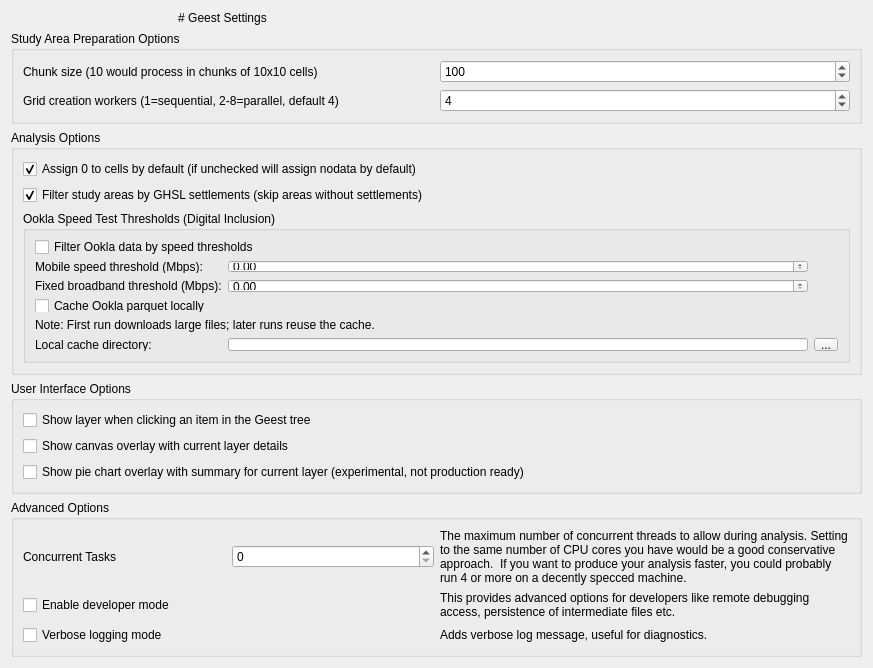
Qt form geest/ui/geest_settings_base.ui (worldbank/GEEST) before a commit.
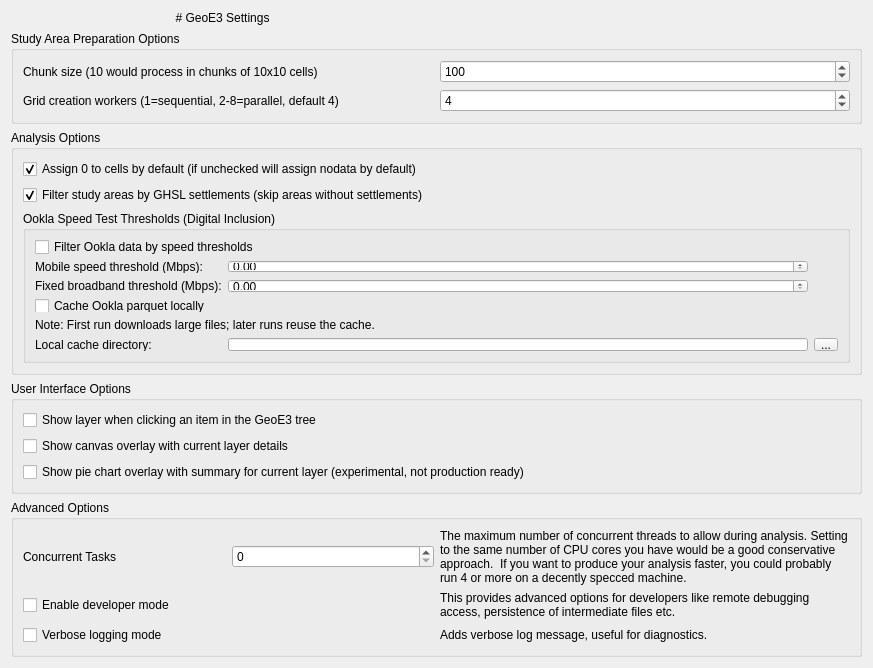
The same form after that commit.

Commit message:
Rebrand user-visible text from GEEST/Geest to GeoE3
Updated in:
- Report title: "GeoE3 Analysis Report"
- Plugin metadata name
- Application name constant
- Tree view header column
- Settings UI titles and labels
- Menu/toolbar action text
- Settings factory title
- Debug dialog titles

Also fix pre-existing docstring issues in treeview.py.

Technical identifiers (class names, log tags, env vars) unchanged.

🤖 Generated with [Claude Code](https://claude.com/claude-code)

Diff of the .ui file:
```diff
--- a/geest/ui/geest_settings_base.ui
+++ b/geest/ui/geest_settings_base.ui
@@ -17,7 +17,7 @@
    <item row="0" column="0">
     <widget class="QLabel" name="label">
      <property name="text">
-      <string># Geest Settings</string>
+      <string># GeoE3 Settings</string>
      </property>
      <property name="textFormat">
       <enum>Qt::MarkdownText</enum>
@@ -207,7 +207,7 @@
       <item row="0" column="0">
        <widget class="QCheckBox" name="show_layer_on_click">
         <property name="text">
-         <string>Show layer when clicking an item in the Geest tree</string>
+         <string>Show layer when clicking an item in the GeoE3 tree</string>
         </property>
        </widget>
       </item>
```
Left out of the diff: 2 changed lines with no effect on the pictures. The commit also changes 7 other files.
